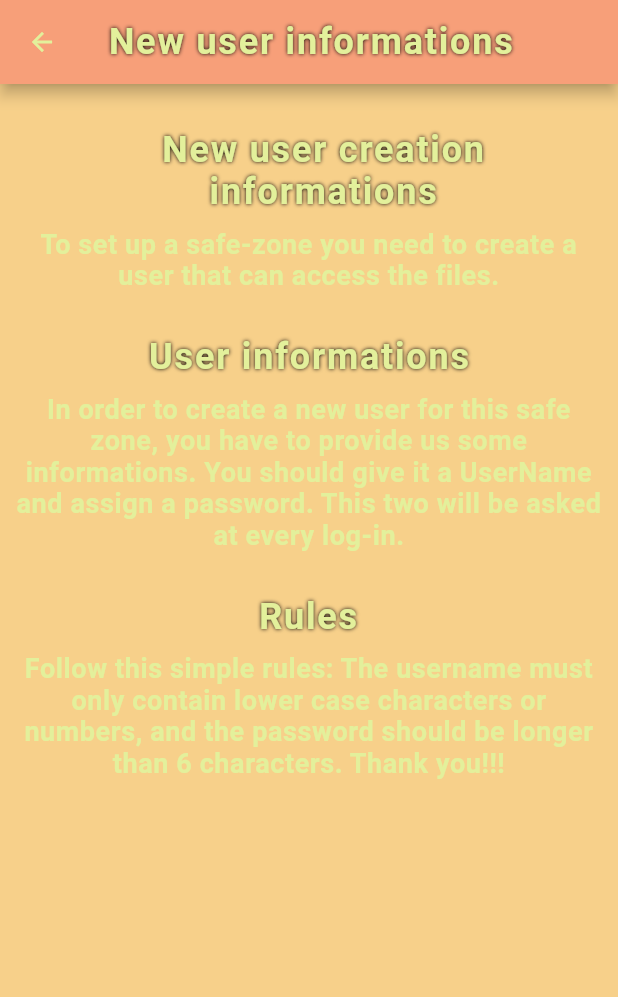
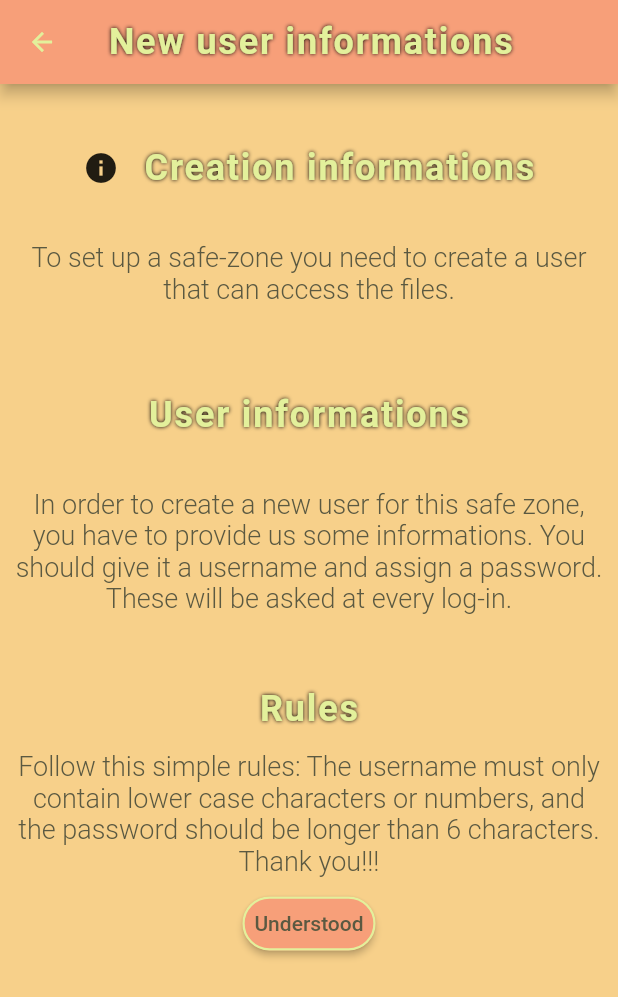
Before and after one commit to Gabriele266/MyOlder, a Flutter app: the NewUserInfoPage screen opened by its route, on a phone screen of 412 x 824 dp. Shown: the top 997 px of the screen. Run offline on Flutter 3.47's test engine with Material 2 defaults, Android fonts, the phone set to English and light mode, and no system bars; our stand-ins replace file_picker, open_file; missing offline and left inert: aes_crypt, keyboard_visibility; Roboto replaces fonts that are missing (Times New Roman, Times new Roman).

Commit message:
Adjusted responsiveness and pattern

```diff
--- a/my_older/lib/pages/newuser-info-page.dart
+++ b/my_older/lib/pages/newuser-info-page.dart
@@ -1,6 +1,7 @@
 import 'dart:ui';
 
 import 'package:flutter/material.dart';
+import '../widgets/text-section.dart';
 
 /// TODO: Make NewUserInfoPage page responsive and adaptive
 class NewUserInfoPage extends StatelessWidget {
@@ -14,68 +15,54 @@ class NewUserInfoPage extends StatelessWidget {
 
   @override
   Widget build(BuildContext context) {
+    // Simplify
+    final theme = Theme.of(context);
+    final media = MediaQuery.of(context);
+
     return Scaffold(
-      backgroundColor: Theme.of(context).backgroundColor,
+      backgroundColor: theme.backgroundColor,
       appBar: AppBar(
         title: Text(
           'New user informations',
-          style: Theme.of(context).textTheme.headline1,
+          style: theme.textTheme.headline1,
         ),
       ),
-      body: Center(
-        child: Container(
-          margin: const EdgeInsets.only(left: 10, right: 10),
-          child: Column(
-            children: [
-              Padding(
-                padding: const EdgeInsets.only(top: 30, left: 20),
-                child: Text(
-                  'New user creation informations',
-                  style: Theme.of(context).textTheme.headline1,
-                  textAlign: TextAlign.center,
+      body: SingleChildScrollView(
+        child: Center(
+          child: Container(
+            margin: EdgeInsets.symmetric(horizontal: media.size.width * 0.02),
+            child: Column(
+              children: [
+                TextSection(
+                  title: 'Creation informations',
+                  titleIcon: Icons.info,
+                  content:
+                      'To set up a safe-zone you need to create a user that can access the files. ',
+                  maxHeight: media.size.height * 0.2,
                 ),
-              ),
-              Padding(
-                padding: const EdgeInsets.only(top: 10),
-                child: Text(
-                  'To set up a safe-zone you need to create a user that can access the files. ',
-                  style: Theme.of(context).textTheme.headline2,
-                  textAlign: TextAlign.center,
+                TextSection(
+                  title: 'User informations',
+                  content:
+                      'In order to create a new user for this safe zone, you have to provide us some informations. You should give it a '
+                      'username and assign a password. These will be asked at every log-in. ',
+                  maxHeight: media.size.height * 0.25,
                 ),
-              ),
-              Padding(
-                padding: const EdgeInsets.only(top: 30),
-                child: Text(
-                  'User informations',
-                  style: Theme.of(context).textTheme.headline1,
+                TextSection(
+                  title: 'Rules',
+                  content:
+                      'Follow this simple rules: The username must only contain lower case characters or numbers, and the password should be longer than 6 characters. Thank you!!!',
+                  maxHeight: media.size.height * 0.2,
                 ),
-              ),
-              Padding(
-                padding: const EdgeInsets.only(top: 10),
-                child: Text(
-                  'In order to create a new user for this safe zone, you have to provide us some informations. You should give it a '
-                  'UserName and assign a password. This two will be asked at every log-in. ',
-                  style: Theme.of(context).textTheme.headline2,
-                  textAlign: TextAlign.center,
+                Center(
+                  child: TextButton(
+                    onPressed: () => Navigator.pop(context),
+                    child: Text(
+                      'Understood',
+                    ),
+                  ),
                 ),
-              ),
-              Padding(
-                padding: const EdgeInsets.only(top: 30),
-                child: Text(
-                  'Rules',
-                  style: Theme.of(context).textTheme.headline1,
-                  textAlign: TextAlign.center,
-                ),
-              ),
-              Padding(
-                padding: const EdgeInsets.only(top: 10),
-                child: Text(
-                  'Follow this simple rules: The username must only contain lower case characters or numbers, and the password should be longer than 6 characters. Thank you!!!',
-                  style: Theme.of(context).textTheme.headline2,
-                  textAlign: TextAlign.center,
-                ),
-              ),
-            ],
+              ],
+            ),
           ),
         ),
       ),
```
